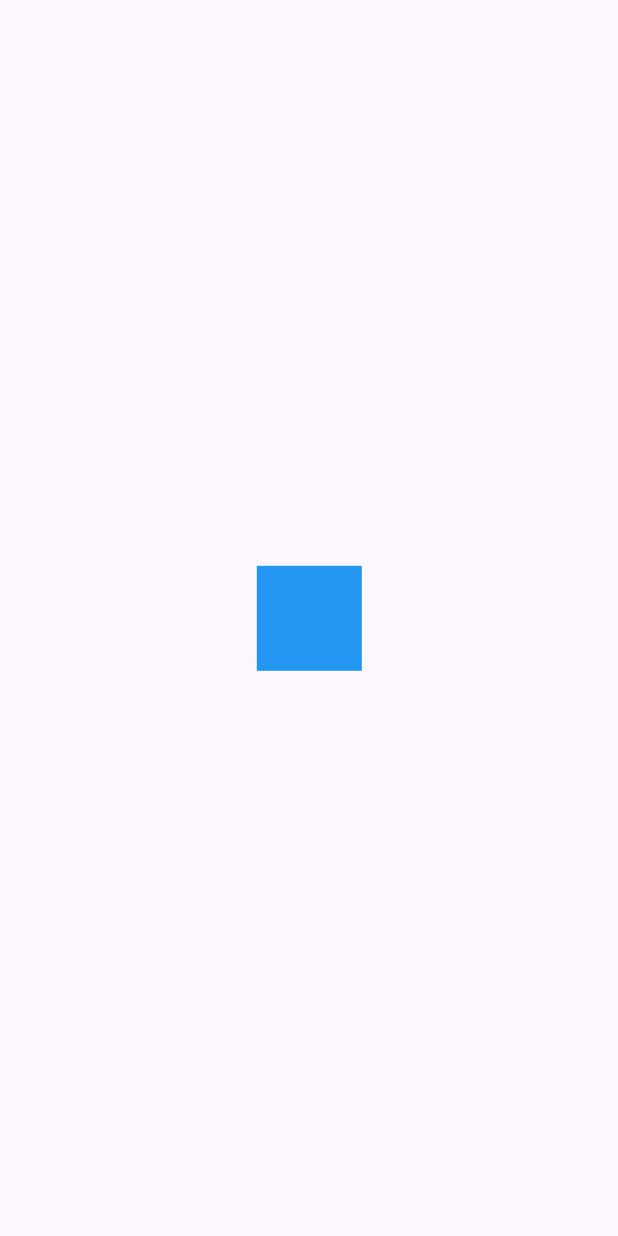
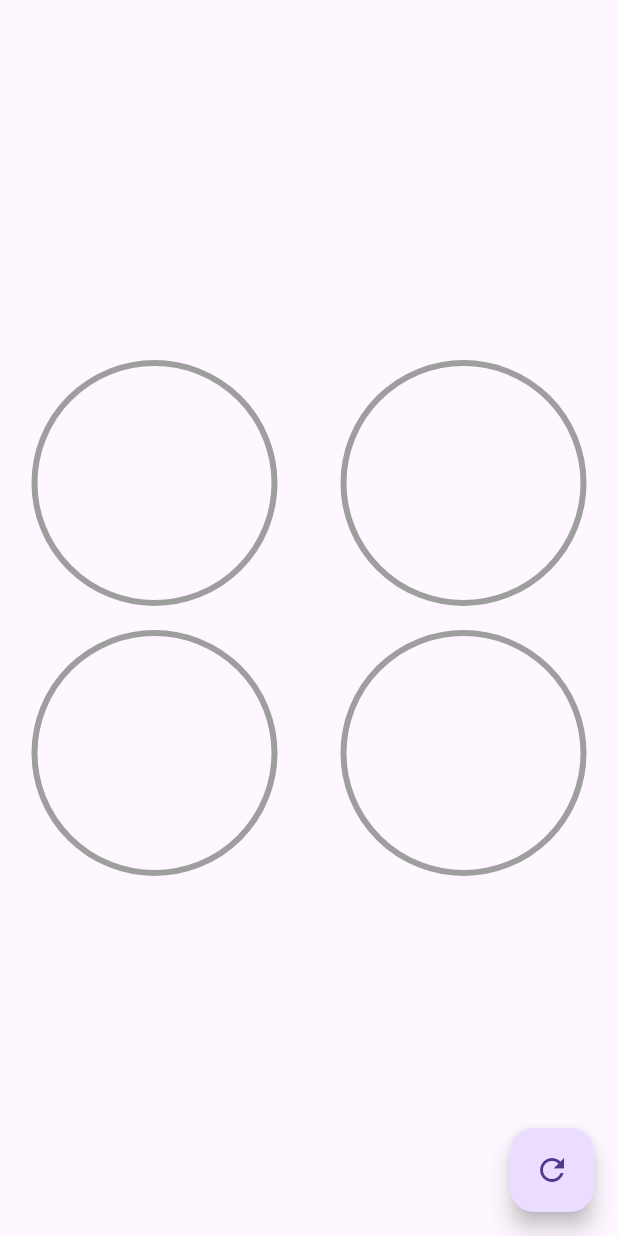
Before and after one commit to Sermio/disenos_app, a Flutter app: the screen it shows after launch, on a phone screen of 412 x 824 dp. Run offline on Flutter 3.47's test engine with Material 3 defaults, Android fonts, the phone set to English and light mode, and no system bars.

Commit message:
section4

```diff
--- a/lib/main.dart
+++ b/lib/main.dart
@@ -1,4 +1,6 @@
 import 'package:disenos_app/src/pages/animaciones_page.dart';
+import 'package:disenos_app/src/labs/circular_progress_page.dart';
+import 'package:disenos_app/src/pages/graficas_circulares_page.dart';
 import 'package:disenos_app/src/pages/headers_page.dart';
 import 'package:disenos_app/src/retos/cuadrado_animado_page.dart';
 import 'package:flutter/material.dart';
@@ -15,7 +17,7 @@ class MyApp extends StatelessWidget {
   Widget build(BuildContext context) {
     return const MaterialApp(
       title: 'Diseños App',
-      home: CuadradoAnimadoPage(),
+      home: GraficasCircularesPage(),
     );
   }
 }
--- /dev/null
+++ b/lib/src/pages/graficas_circulares_page.dart
@@ -0,0 +1,72 @@
+import 'package:disenos_app/src/widgets/radial_progress.dart';
+import 'package:flutter/material.dart';
+
+class GraficasCircularesPage extends StatefulWidget {
+  const GraficasCircularesPage({super.key});
+
+  @override
+  State<GraficasCircularesPage> createState() => _GraficasCircularesPageState();
+}
+
+class _GraficasCircularesPageState extends State<GraficasCircularesPage> {
+  double porcentaje = 0.0;
+  @override
+  Widget build(BuildContext context) {
+    return Scaffold(
+      floatingActionButton: FloatingActionButton(
+        onPressed: () {
+          setState(() {
+            porcentaje += 10;
+            if (porcentaje > 100) {
+              porcentaje = 0;
+            }
+          });
+        },
+        child: Icon(Icons.refresh),
+      ),
+      body: Column(
+        mainAxisAlignment: MainAxisAlignment.center,
+        children: [
+          Row(
+            mainAxisAlignment: MainAxisAlignment.spaceAround,
+            children: [
+              CustomRadialProgress(porcentaje: porcentaje, color: Colors.blue),
+              CustomRadialProgress(porcentaje: porcentaje, color: Colors.red)
+            ],
+          ),
+          Row(
+            mainAxisAlignment: MainAxisAlignment.spaceAround,
+            children: [
+              CustomRadialProgress(porcentaje: porcentaje, color: Colors.pink),
+              CustomRadialProgress(porcentaje: porcentaje, color: Colors.purple)
+            ],
+          ),
+        ],
+      ),
+    );
+  }
+}
+
+class CustomRadialProgress extends StatelessWidget {
+  const CustomRadialProgress({
+    super.key,
+    required this.porcentaje,
+    required this.color,
+  });
+
+  final double porcentaje;
+  final Color color;
+
+  @override
+  Widget build(BuildContext context) {
+    return Container(
+      width: 180,
+      height: 180,
+      child: RadialProgress(
+        porcentaje: porcentaje,
+        colorPrimario: color,
+        colorSecundario: Colors.grey,
+      ),
+    );
+  }
+}
--- /dev/null
+++ b/lib/src/widgets/radial_progress.dart
@@ -0,0 +1,121 @@
+import 'dart:math';
+
+import 'package:flutter/material.dart';
+
+class RadialProgress extends StatefulWidget {
+  const RadialProgress(
+      {super.key,
+      required this.porcentaje,
+      this.colorPrimario = Colors.blue,
+      this.colorSecundario = Colors.grey,
+      this.grosorSecundario = 4,
+      this.grosorPrimario = 10});
+
+  final porcentaje;
+  final Color colorPrimario;
+  final Color colorSecundario;
+  final double grosorSecundario;
+  final double grosorPrimario;
+
+  @override
+  State<RadialProgress> createState() => _RadialProgressState();
+}
+
+class _RadialProgressState extends State<RadialProgress>
+    with SingleTickerProviderStateMixin {
+  late AnimationController controller;
+  late double porcentajeAnterior;
+
+  @override
+  void initState() {
+    porcentajeAnterior = widget.porcentaje;
+
+    controller = new AnimationController(
+        vsync: this, duration: Duration(milliseconds: 200));
+
+    super.initState();
+  }
+
+  @override
+  void dispose() {
+    controller.dispose();
+    super.dispose();
+  }
+
+  @override
+  Widget build(BuildContext context) {
+    controller.forward(from: 0);
+
+    final diferenciaAnimar = widget.porcentaje - porcentajeAnterior;
+    porcentajeAnterior = widget.porcentaje;
+
+    return AnimatedBuilder(
+      animation: controller,
+      builder: (context, child) {
+        return Container(
+          padding: EdgeInsets.all(10),
+          width: double.infinity,
+          height: double.infinity,
+          child: CustomPaint(
+            painter: _MiRadialProgress(
+                (widget.porcentaje - diferenciaAnimar) +
+                    (diferenciaAnimar * controller.value),
+                widget.colorPrimario,
+                widget.colorSecundario,
+                widget.grosorSecundario,
+                widget.grosorPrimario),
+          ),
+        );
+      },
+    );
+  }
+}
+
+class _MiRadialProgress extends CustomPainter {
+  final porcentaje;
+  final Color colorPrimario;
+  final Color colorSecundario;
+  final double grosorSecundario;
+  final double grosorPrimario;
+
+  _MiRadialProgress(this.porcentaje, this.colorPrimario, this.colorSecundario,
+      this.grosorSecundario, this.grosorPrimario);
+
+  @override
+  void paint(Canvas canvas, Size size) {
+    final Rect rect = Rect.fromCircle(center: Offset(0, 0), radius: 180);
+
+    final Gradient gradiente = LinearGradient(colors: <Color>[
+      Color(0xffC012FF),
+      Color(0xff6D05E8),
+      Colors.red,
+    ]);
+
+    final paint = new Paint()
+      ..strokeWidth = grosorSecundario
+      ..color = colorSecundario
+      ..style = PaintingStyle.stroke;
+
+    final Offset center = new Offset(size.width * 0.5, size.height * 0.5);
+    final double radio = min(size.width * 0.5, size.height * 0.5);
+
+    canvas.drawCircle(center, radio, paint);
+
+    //arco
+    final paintArco = new Paint()
+      ..strokeWidth = grosorPrimario
+      // ..color = colorPrimario
+      ..shader = gradiente.createShader(rect)
+      ..strokeCap = StrokeCap.round
+      ..style = PaintingStyle.stroke;
+
+    double arcAngle = 2 * pi * (porcentaje / 100);
+    canvas.drawArc(Rect.fromCircle(center: center, radius: radio), -pi / 2,
+        arcAngle, false, paintArco);
+  }
+
+  @override
+  bool shouldRepaint(covariant CustomPainter oldDelegate) {
+    return true;
+  }
+}
```
Also changed, not shown: lib/src/labs/circular_progress_page.dart (added, +103 -0 lines).
